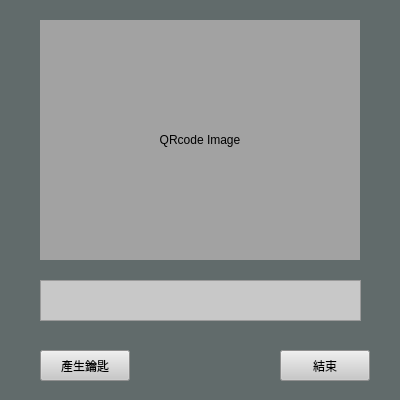
First picture: the form in src/ui/qrcode_nonnameing.ui, repository Baymaxteam/QRLocker, before the edit.
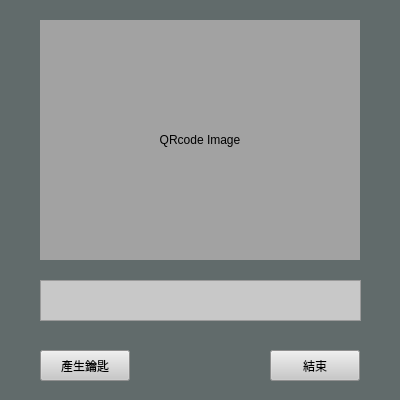
Second picture: the form after the edit.

Commit message: [GUI] Generating Demo UI with main.py

```diff
--- a/src/ui/qrcode_nonnameing.ui
+++ b/src/ui/qrcode_nonnameing.ui
@@ -82,7 +82,7 @@
   <widget class="QPushButton" name="pushButton_3">
    <property name="geometry">
     <rect>
-     <x>280</x>
+     <x>270</x>
      <y>350</y>
      <width>90</width>
      <height>31</height>
```
Left out of the diff: 8 changed lines with no effect on the pictures. The commit also changes 7 other files.
